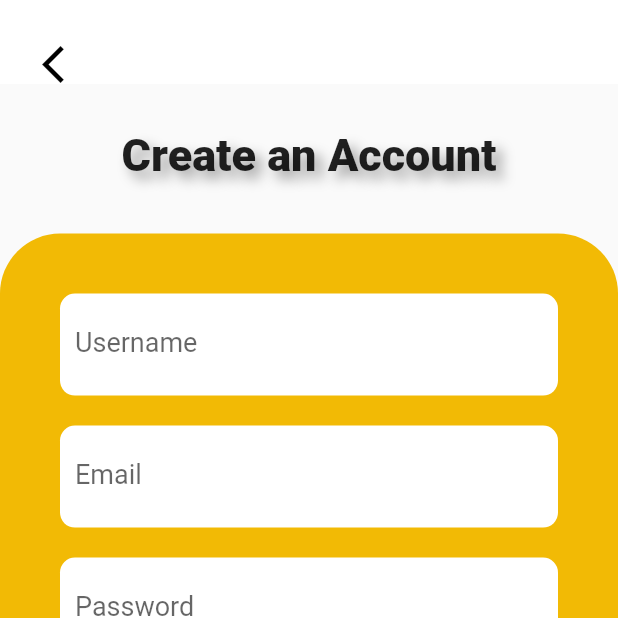
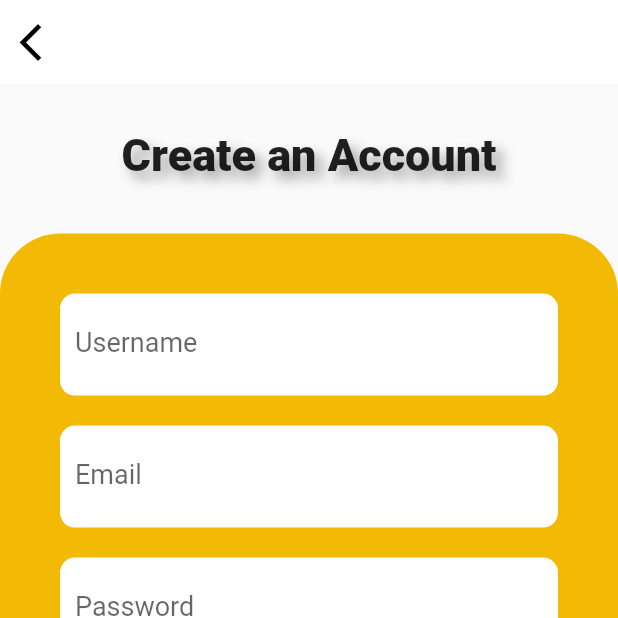
Before and after one commit to Guiaochino/ess-app, a Flutter app: the CreateAccount screen opened directly, on a phone screen of 412 x 824 dp, the top half of it. Run offline on Flutter 3.47's test engine with Material 2 defaults, Android fonts, the phone set to English and light mode, and no system bars.

Commit message:
fixed back button

```diff
--- a/ess_app/lib/login/create_account.dart
+++ b/ess_app/lib/login/create_account.dart
@@ -16,22 +16,16 @@ class _CreateAccountState extends State<CreateAccount> {
         appBar: AppBar(
           backgroundColor: Colors.white,
           elevation: 0,
-          leading: (Padding(
-            padding: const EdgeInsets.only(
-              top: 20,
-              left: 20,
-            ),
-            child: IconButton(
+          leading: (IconButton(
               onPressed: () {
-                  Navigator.of(context).push(
-                      MaterialPageRoute(builder: (context) => LoginPage()));
+                Navigator.of(context)
+                    .push(MaterialPageRoute(builder: (context) => LoginPage()));
               },
               icon: Icon(
                 Icons.arrow_back_ios,
                 color: Colors.black,
                 size: 30,
-                )),
-          )),
+              ))),
         ),
         body: SafeArea(
           child: Container(
```
Also changed, not shown: ess_app/lib/login/choice_page.dart (+0 -15 lines), ess_app/lib/login/email_verification.dart (+4 -10 lines), ess_app/lib/login/email_verification_sent.dart (+2 -8 lines), ess_app/lib/login/forgot_password.dart (+4 -10 lines). Lines whose indentation alone changed are shown as unchanged.
